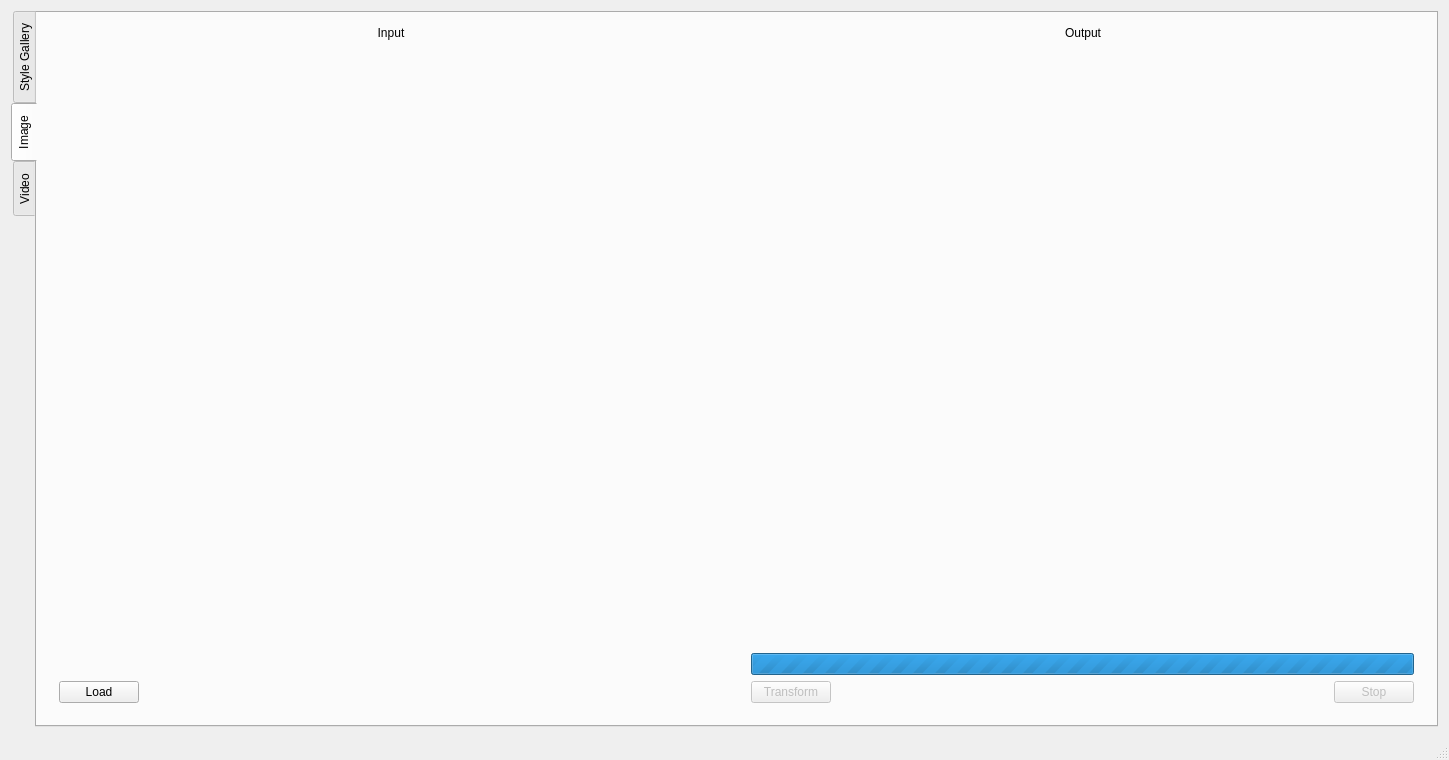
The window that qt_gui/ArtStyle/ui/QMainWnd.ui (Normandez/bchlr19) describes before a commit, drawn with Qt 5.
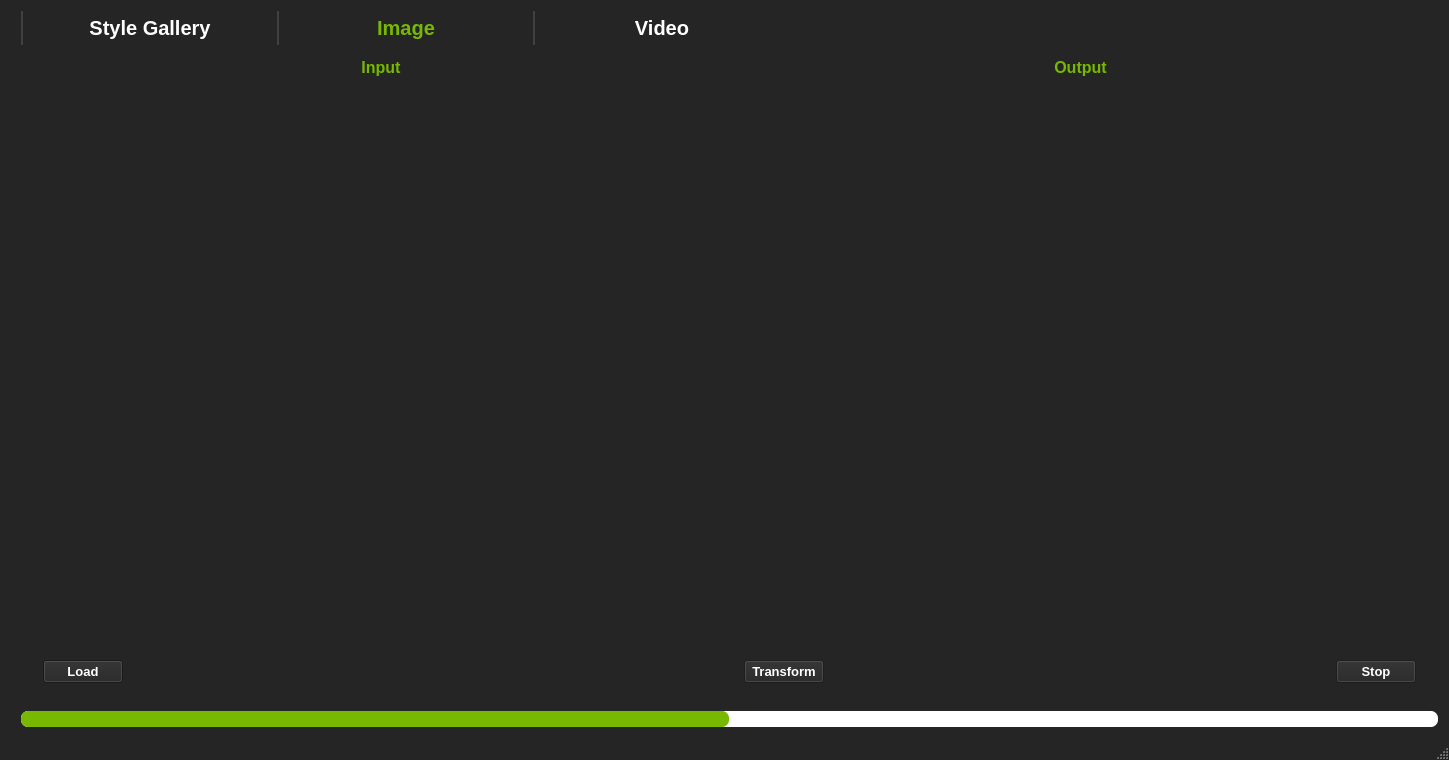
The same window after the commit. The open tabs and pages were chosen to show the change. Icons and pictures are not drawn. Custom widgets are drawn as their Qt base class.

Diff of the .ui file:
```diff
--- a/qt_gui/ArtStyle/ui/QMainWnd.ui
+++ b/qt_gui/ArtStyle/ui/QMainWnd.ui
@@ -18,19 +18,38 @@
   </property>
   <property name="minimumSize">
    <size>
-    <width>1449</width>
-    <height>760</height>
+    <width>0</width>
+    <height>0</height>
    </size>
   </property>
   <property name="maximumSize">
    <size>
-    <width>1449</width>
-    <height>760</height>
+    <width>16777215</width>
+    <height>16777215</height>
    </size>
   </property>
+  <property name="font">
+   <font>
+    <family>Georgia</family>
+   </font>
+  </property>
   <property name="windowTitle">
    <string>MainWindow</string>
   </property>
+  <property name="styleSheet">
+   <string notr="true">QMainWindow{
+	background-color:#252525;
+}
+
+QPushButton {
+	color: #FFFFFF;
+	background-color: #252525;
+}
+
+QPushButton:hover{
+	background-color: #1a1a1a;
+}</string>
+  </property>
   <widget class="QWidget" name="centralWidget">
    <property name="enabled">
     <bool>true</bool>
@@ -44,17 +63,62 @@
    <layout class="QVBoxLayout" name="verticalLayout_2">
     <item>
      <layout class="QVBoxLayout" name="verticalLayout">
+      <property name="leftMargin">
+       <number>10</number>
+      </property>
       <item>
        <widget class="QTabWidget" name="tab_wdgt">
+        <property name="font">
+         <font>
+          <family>Tahoma</family>
+          <pointsize>15</pointsize>
+          <weight>75</weight>
+          <bold>true</bold>
+          <stylestrategy>PreferDefault</stylestrategy>
+          <kerning>true</kerning>
+         </font>
+        </property>
+        <property name="autoFillBackground">
+         <bool>false</bool>
+        </property>
         <property name="styleSheet">
-         <string notr="true"/>
+         <string notr="true">QTabWidget::pane{
+	border: #252525;
+}
+
+QTabBar::tab{
+	background-color: #252525;
+	height: 30px;
+	width: 250px;
+	padding: 2px;
+	border-left: 1.5px solid #404040;
+}
+
+QTabBar::tab:selected{
+	color: #76b900;
+}
+
+QTabBar::tab:!selected{
+	color: #FFFFFF;
+}
+
+</string>
         </property>
         <property name="tabPosition">
-         <enum>QTabWidget::West</enum>
+         <enum>QTabWidget::North</enum>
         </property>
         <property name="currentIndex">
          <number>0</number>
         </property>
+        <property name="iconSize">
+         <size>
+          <width>25</width>
+          <height>25</height>
+         </size>
+        </property>
+        <property name="elideMode">
+         <enum>Qt::ElideNone</enum>
+        </property>
         <property name="documentMode">
          <bool>false</bool>
         </property>
@@ -91,9 +155,18 @@
          <layout class="QHBoxLayout" name="horizontalLayout">
           <item>
            <widget class="QGroupBox" name="grp_box_img_in">
+            <property name="font">
+             <font>
+              <family>Tahoma</family>
+              <pointsize>12</pointsize>
+              <weight>75</weight>
+              <bold>true</bold>
+             </font>
+            </property>
             <property name="styleSheet">
              <string notr="true">QGroupBox{
 	border: 0px;
+	color: #76b900;
 }</string>
             </property>
             <property name="title">
@@ -123,7 +196,7 @@
               </widget>
              </item>
              <item>
-              <spacer name="verticalSpacer">
+              <spacer name="verticalSpacer_3">
                <property name="orientation">
                 <enum>Qt::Vertical</enum>
                </property>
@@ -139,6 +212,24 @@
               <layout class="QHBoxLayout" name="horizontalLayout_2">
                <item>
                 <widget class="QPushButton" name="btn_img_in_load">
+                 <property name="font">
+                  <font>
+                   <family>Tahoma</family>
+                   <pointsize>10</pointsize>
+                   <weight>75</weight>
+                   <bold>true</bold>
+                  </font>
+                 </property>
+                 <property name="styleSheet">
+                  <string notr="true">QPushButton {
+	color: #FFFFFF;
+	background-color: #252525;
+}
+
+QPushButton:hover{
+	background-color: #1a1a1a;
+}</string>
+                 </property>
                  <property name="text">
                   <string>Load</string>
                  </property>
@@ -167,9 +258,18 @@
           </item>
           <item>
            <widget class="QGroupBox" name="grp_box_img_out">
+            <property name="font">
+             <font>
+              <family>Tahoma</family>
+              <pointsize>12</pointsize>
+              <weight>75</weight>
+              <bold>true</bold>
+             </font>
+            </property>
             <property name="styleSheet">
              <string notr="true">QGroupBox{
 	border: 0px;
+	color: #76b900;
 }</string>
             </property>
             <property name="title">
@@ -196,7 +296,7 @@
               </widget>
              </item>
              <item>
-              <spacer name="verticalSpacer_2">
+              <spacer name="verticalSpacer_4">
                <property name="orientation">
                 <enum>Qt::Vertical</enum>
                </property>
@@ -208,31 +308,6 @@
                </property>
               </spacer>
              </item>
-             <item>
-              <widget class="QProgressBar" name="progr_bar_img">
-               <property name="enabled">
-                <bool>true</bool>
-               </property>
-               <property name="maximum">
-                <number>0</number>
-               </property>
-               <property name="value">
-                <number>-1</number>
-               </property>
-               <property name="alignment">
-                <set>Qt::AlignCenter</set>
-               </property>
-               <property name="textVisible">
-                <bool>false</bool>
-               </property>
-               <property name="orientation">
-                <enum>Qt::Horizontal</enum>
-               </property>
-               <property name="invertedAppearance">
-                <bool>false</bool>
-               </property>
-              </widget>
-             </item>
              <item>
               <layout class="QHBoxLayout" name="horizontalLayout_3">
                <item>
@@ -240,6 +315,24 @@
                  <property name="enabled">
                   <bool>false</bool>
                  </property>
+                 <property name="font">
+                  <font>
+                   <family>Tahoma</family>
+                   <pointsize>10</pointsize>
+                   <weight>75</weight>
+                   <bold>true</bold>
+                  </font>
+                 </property>
+                 <property name="styleSheet">
+                  <string notr="true">QPushButton {
+	color: #FFFFFF;
+	background-color: #252525;
+}
+
+QPushButton:hover{
+	background-color: #1a1a1a;
+}</string>
+                 </property>
                  <property name="text">
                   <string>Transform</string>
                  </property>
@@ -263,6 +356,24 @@
                  <property name="enabled">
                   <bool>false</bool>
                  </property>
+                 <property name="font">
+                  <font>
+                   <family>Tahoma</family>
+                   <pointsize>10</pointsize>
+                   <weight>75</weight>
+                   <bold>true</bold>
+                  </font>
+                 </property>
+                 <property name="styleSheet">
+                  <string notr="true">QPushButton {
+	color: #FFFFFF;
+	background-color: #252525;
+}
+
+QPushButton:hover{
+	background-color: #1a1a1a;
+}</string>
+                 </property>
                  <property name="text">
                   <string>Stop</string>
                  </property>
@@ -503,6 +614,46 @@
         </widget>
        </widget>
       </item>
+      <item>
+       <widget class="QProgressBar" name="progr_bar">
+        <property name="enabled">
+         <bool>true</bool>
+        </property>
+        <property name="styleSheet">
+         <string notr="true">QProgressBar {
+	height: 5px;
+	border: 0px;
+	border-radius: 7px;
+}
+
+QProgressBar::chunk {
+	background-color: #76b900;
+	border-radius: 7px;
+}</string>
+        </property>
+        <property name="minimum">
+         <number>0</number>
+        </property>
+        <property name="maximum">
+         <number>0</number>
+        </property>
+        <property name="value">
+         <number>-1</number>
+        </property>
+        <property name="alignment">
+         <set>Qt::AlignCenter</set>
+        </property>
+        <property name="textVisible">
+         <bool>false</bool>
+        </property>
+        <property name="orientation">
+         <enum>Qt::Horizontal</enum>
+        </property>
+        <property name="invertedAppearance">
+         <bool>false</bool>
+        </property>
+       </widget>
+      </item>
      </layout>
     </item>
    </layout>
```
Left out of the diff: 171 changed lines with no effect on the pictures.
